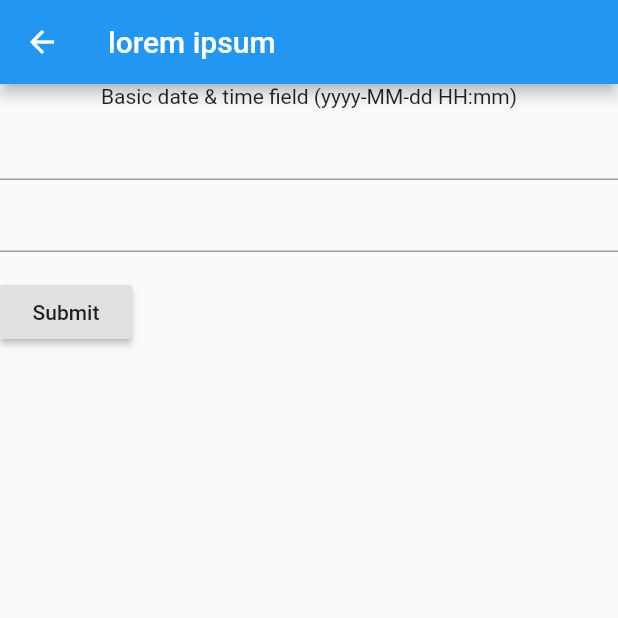
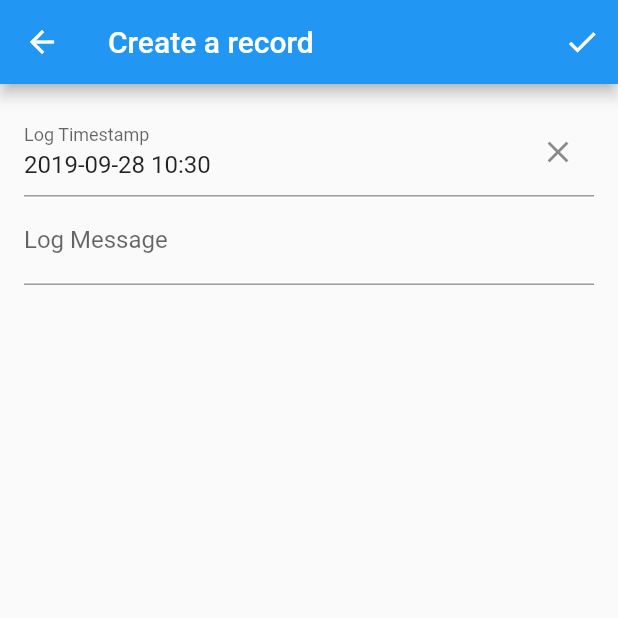
Before and after one commit to iowise/jrnl-mobile, a Flutter app: the screen it shows after launch, after a tap on the "add" icon, on a phone screen of 412 x 824 dp, the top half of it. Run offline on Flutter 3.47's test engine with Material 2 defaults, Android fonts, the phone set to English and light mode, and no system bars; drawn by our look-alikes of datetime_picker_formfield; our stand-ins replace file_picker, flutter_markdown, shared_preferences.

Commit message:
Complete MVP for jrnl
This changes add the following features:
- restore journal after the app restart
- save changes to the file
- sort records on changes
- edit records

```diff
--- /dev/null
+++ b/lib/detials.dart
@@ -0,0 +1,28 @@
+import 'package:flutter/material.dart';
+import 'package:flutter_markdown/flutter_markdown.dart';
+
+import 'jrnl/models.dart';
+
+class RecordDetail extends StatelessWidget {
+  final Record record;
+  final void Function(Record) onEdit;
+
+  const RecordDetail(this.record, {Key key, this.onEdit}) : super(key: key);
+
+  @override
+  Widget build(BuildContext context) {
+    return Scaffold(
+      appBar: AppBar(
+        title: Text("${record.preattyCreated} ${record.title}"),
+        actions: <Widget>[
+          IconButton(icon: Icon(Icons.edit), onPressed: this.openEdit),
+        ],
+      ),
+      body: Markdown(data: record.fullContent),
+    );
+  }
+
+  openEdit() {
+    onEdit(record);
+  }
+}
--- a/lib/fields/datetime.dart
+++ b/lib/fields/datetime.dart
@@ -1,16 +1,35 @@
-
 import 'package:datetime_picker_formfield/datetime_picker_formfield.dart';
 import 'package:flutter/material.dart';
 import 'package:intl/intl.dart';
 
 class BasicDateTimeField extends StatelessWidget {
   final format = DateFormat("yyyy-MM-dd HH:mm");
+
+  final void Function(DateTime) onSaved;
+
+  final DateTime initialValue;
+
+  BasicDateTimeField({
+    this.initialValue,
+    this.onSaved,
+  });
+
   @override
   Widget build(BuildContext context) {
     return Column(children: <Widget>[
-      Text('Basic date & time field (${format.pattern})'),
       DateTimeField(
         format: format,
+        initialValue: this.initialValue,
+        onSaved: this.onSaved,
+        decoration: InputDecoration(
+          labelText: 'Log Timestamp',
+        ),
+        validator: (value) {
+          if (value == null) {
+            return 'Please select a date';
+          }
+          return null;
+        },
         onShowPicker: (context, currentValue) async {
           final date = await showDatePicker(
               context: context,
@@ -21,7 +40,7 @@ class BasicDateTimeField extends StatelessWidget {
             final time = await showTimePicker(
               context: context,
               initialTime:
-              TimeOfDay.fromDateTime(currentValue ?? DateTime.now()),
+                  TimeOfDay.fromDateTime(currentValue ?? DateTime.now()),
             );
             return DateTimeField.combine(date, time);
           } else {
--- /dev/null
+++ b/lib/fields/log_message.dart
@@ -0,0 +1,30 @@
+import 'package:flutter/material.dart';
+
+class LogMessage extends StatelessWidget {
+  final void Function(String) onSaved;
+
+  final String initialValue;
+
+  LogMessage({
+    this.initialValue,
+    this.onSaved,
+  });
+
+  @override
+  Widget build(BuildContext context) {
+    return TextFormField(
+      maxLines: null,
+      decoration: InputDecoration(
+        labelText: 'Log Message',
+      ),
+      initialValue: this.initialValue,
+      onSaved: this.onSaved,
+      validator: (value) {
+        if (value.isEmpty) {
+          return 'Please add a log message';
+        }
+        return null;
+      },
+    );
+  }
+}
--- a/lib/form.dart
+++ b/lib/form.dart
@@ -1,48 +1,76 @@
 import 'package:flutter/material.dart';
 
+import 'fields/log_message.dart';
 import 'fields/datetime.dart';
+import 'jrnl/models.dart';
 
 class RecordForm extends StatefulWidget {
-  RecordForm({Key key}) : super(key: key);
+  final void Function(RecordMomento record) onSaved;
+  final Record record;
+
+  RecordForm({
+    Key key,
+    this.record,
+    @required this.onSaved,
+  }) : super(key: key);
 
   @override
-  _RecordFormState createState() => _RecordFormState();
+  _RecordFormState createState() => _RecordFormState(
+      record == null,
+      record == null ? RecordMomento() : RecordMomento.from(record),
+      this.onSaved,
+    );
 }
 
 class _RecordFormState extends State<RecordForm> {
   final _formKey = GlobalKey<FormState>();
+  final void Function(RecordMomento record) onSaved;
+  final RecordMomento _data;
+  final bool isCreate;
+
+  _RecordFormState(this.isCreate, this._data, this.onSaved);
 
   @override
   Widget build(BuildContext context) {
-    return Form(
-      key: _formKey,
-      child: Column(
-        crossAxisAlignment: CrossAxisAlignment.start,
-        children: <Widget>[
-          BasicDateTimeField(),
-          TextFormField(
-            maxLines: null,
-            validator: (value) {
-              if (value.isEmpty) {
-                return 'Please enter some text';
+    return Scaffold(
+      appBar: AppBar(
+        title: Text(isCreate ? 'Create a record' : 'Edit the record'),
+        actions: [
+          IconButton(
+            icon: const Icon(Icons.check),
+            tooltip: 'Save',
+            onPressed: () {
+              if (_formKey.currentState.validate()) {
+                _formKey.currentState.save();
+                onSaved(this._data);
+                Navigator.pop(context);
               }
-              return null;
             },
           ),
-          Padding(
-            padding: const EdgeInsets.symmetric(vertical: 16.0),
-            child: RaisedButton(
-              onPressed: () {
-                // Validate will return true if the form is valid, or false if
-                // the form is invalid.
-                if (_formKey.currentState.validate()) {
-                  // Process data.
-                }
-              },
-              child: Text('Submit'),
-            ),
+        ],
+      ),
+      body: Form(
+        key: _formKey,
+        child: Padding(
+          padding: const EdgeInsets.symmetric(vertical: 16.0, horizontal: 16.0),
+          child: Column(
+            crossAxisAlignment: CrossAxisAlignment.start,
+            children: <Widget>[
+              BasicDateTimeField(
+                initialValue: this._data.createdAt,
+                onSaved: (DateTime value) {
+                  this._data.createdAt = value;
+                },
+              ),
+              LogMessage(
+                initialValue: this._data.fullContent,
+                onSaved: (String value) {
+                  this._data.fullContent = value;
+                },
+              ),
+            ],
           ),
-        ],
+        ),
       ),
     );
   }
--- a/lib/home.dart
+++ b/lib/home.dart
@@ -1,31 +1,53 @@
-import 'dart:io';
-
 import 'package:file_picker/file_picker.dart';
 import 'package:flutter/material.dart';
 
+import 'detials.dart';
 import 'form.dart';
 import 'journal.dart';
+import 'jrnl/bloc.dart';
+import 'jrnl/models.dart';
 
-class Home extends StatelessWidget {
+class _HomeState extends State<Home> {
+  @override
+  void initState() {
+    super.initState();
+    jrnlBloc = Count1Bloc();
+    jrnlBloc.restore(this);
+  }
+
+  @override
+  void dispose() {
+    jrnlBloc = null;
+    super.dispose();
+  }
+
   void _loadJrnlFile() async {
     String filePath;
     filePath = await FilePicker.getFilePath(
         type: FileType.CUSTOM, fileExtension: 'txt');
-    final file = File(filePath);
-    final content = await file.readAsString();
-    print(content);
+    jrnlBloc.open(this, filePath);
   }
 
   void _pushCreating(BuildContext context) {
     Navigator.push(context,
         MaterialPageRoute<void>(builder: (BuildContext context) {
-      return Scaffold(
-        appBar: AppBar(
-          title: Text('lorem ipsum'),
-        ),
-        body: RecordForm(),
-      );
+      return RecordForm(onSaved: (momento) => jrnlBloc.save(this, momento));
     }));
+  }
+
+  void _pushDetails(Record record) {
+    Navigator.of(context).push(MaterialPageRoute<void>(
+        builder: (BuildContext context) =>
+            RecordDetail(record, onEdit: this.pushEdit)));
+  }
+
+  void pushEdit(Record record) {
+    Navigator.of(context).push(
+      MaterialPageRoute<void>(
+        builder: (BuildContext context) => RecordForm(
+            record: record, onSaved: (momento) => jrnlBloc.save(this, momento)),
+      ),
+    );
   }
 
   @override
@@ -38,7 +60,7 @@ class Home extends StatelessWidget {
         ],
       ),
       body: Center(
-        child: Journal(),
+        child: Journal(jrnlBloc.records, this._pushDetails),
       ),
       floatingActionButton: FloatingActionButton(
         onPressed: () {
@@ -49,3 +71,8 @@ class Home extends StatelessWidget {
     );
   }
 }
+
+class Home extends StatefulWidget {
+  @override
+  _HomeState createState() => _HomeState();
+}
--- /dev/null
+++ b/lib/jrnl/models.dart
@@ -0,0 +1,55 @@
+class RecordMomento {
+  DateTime createdAt = DateTime.now();
+  String fullContent = '';
+  Record origin;
+
+  RecordMomento();
+  RecordMomento.from(Record record) {
+    createdAt = record.createdAt;
+    fullContent = record.fullContent;
+    origin = record;
+  }
+
+  Record get state =>
+      Record(createdAt, fullContent.split('\n')[0], fullContent); // computed
+}
+
+class Record {
+  final DateTime createdAt;
+  final String title;
+  final String fullContent;
+
+  Record(this.createdAt, this.title, this.fullContent);
+
+  get preattyCreated {
+    final year = pad(createdAt.year, 4);
+    final month = pad(createdAt.month, 2);
+    final day = pad(createdAt.day, 2);
+    final hour = pad(createdAt.hour, 2);
+    final minute = pad(createdAt.minute, 2);
+    return "$year-$month-$day $hour:$minute";
+  }
+
+  String toString() {
+    return '(\n'
+        '  createdAt: $createdAt\n'
+        '  title: "$title"\n'
+        '  fullContent: "$fullContent"\n'
+        ')';
+  }
+
+  @override
+  bool operator ==(Object other) =>
+      identical(this, other) ||
+      other is Record &&
+          runtimeType == other.runtimeType &&
+          createdAt == other.createdAt &&
+          title == other.title &&
+          fullContent == other.fullContent;
+
+  @override
+  int get hashCode =>
+      createdAt.hashCode ^ title.hashCode ^ fullContent.hashCode;
+}
+
+String pad(int i, int padding) => i.toString().padLeft(2, '0');
--- a/lib/parser.dart
+++ b/lib/jrnl/parser.dart
@@ -1,4 +1,6 @@
 import 'models.dart';
+
+const datetimeRE = r'\[(\d{4}-\d{2}-\d{2} \d{2}:\d{2})\]';
 
 class JrnlParser {
   String content;
@@ -6,14 +8,14 @@ class JrnlParser {
   JrnlParser(this.content);
 
   RegExp dateBlobRE =
-      new RegExp(r"^\[([^\\\]]+)\] ((?:(?!^\[).*\n*)*)", multiLine: true);
+      new RegExp("^$datetimeRE ((?:(?!^$datetimeRE).*\\n*)*)", multiLine: true);
 
   Iterable<Record> entries() sync* {
-    final matches = this.dateBlobRE.allMatches(this.content);
+    final matches = dateBlobRE.allMatches(content);
     if (matches.isEmpty) {
       yield Record(DateTime.now(), '', '');
     } else {
-      for (var match in this.dateBlobRE.allMatches(this.content)) {
+      for (var match in matches) {
         final dateBlob = match.group(1);
         final text = match.group(2);
         final date = DateTime.parse(dateBlob);
@@ -22,3 +24,11 @@ class JrnlParser {
     }
   }
 }
+
+String render(List<Record> records) {
+  final buffer = new StringBuffer();
+  for (var record in records) {
+    buffer.write("[${record.preattyCreated}] ${record.fullContent}\n");
+  }
+  return buffer.toString();
+}
--- a/pubspec.yaml
+++ b/pubspec.yaml
@@ -27,6 +27,7 @@ dependencies:
   file_picker: ^1.4.0
   datetime_picker_formfield: ^0.4.3
   intl: ^0.15.8
+  shared_preferences: ^0.5.3+4
 
 dev_dependencies:
   flutter_test:
```
Also changed, not shown: lib/journal.dart (+9 -60 lines), lib/jrnl/bloc.dart (added, +79 -0 lines), lib/models.dart (deleted, +0 -29 lines), pubspec.lock, 1 other file.
